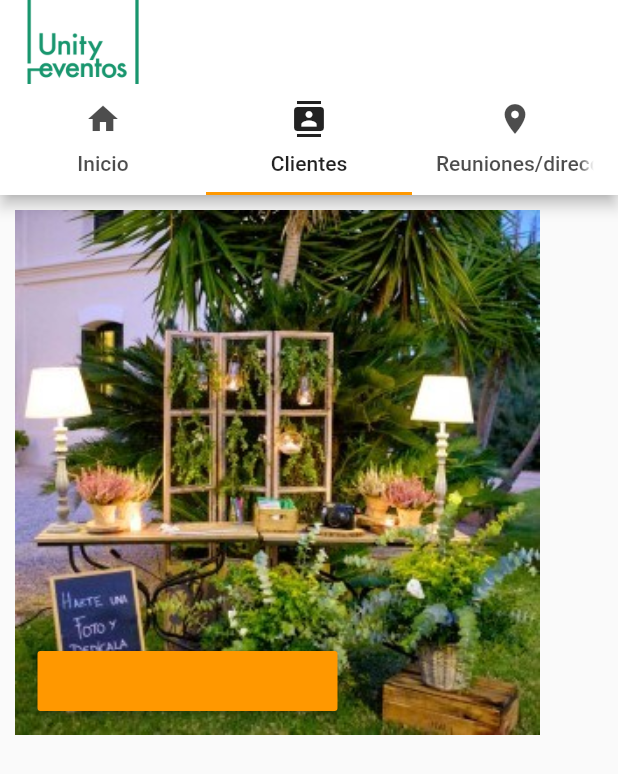
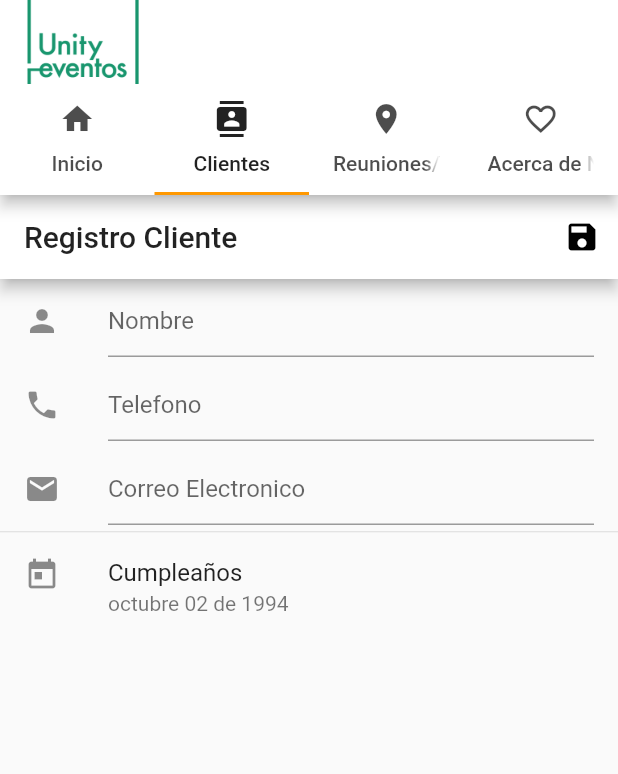
Before and after one commit to RousNoe/orgEventosFlutter, a Flutter app: the screen it shows after launch, tab 2 chosen, on a phone screen of 412 x 824 dp. Shown: the top 774 px of the screen. Run offline on Flutter 3.47's test engine with Material 2 defaults, Android fonts, the phone set to English and light mode, and no system bars.

Commit message:
Completo <Acerca de>

```diff
--- a/lib/clientes/clienteTab.dart
+++ b/lib/clientes/clienteTab.dart
@@ -4,38 +4,57 @@ class ClienteTab extends StatelessWidget {
   @override
   Widget build(BuildContext context) {
     return Scaffold(
-      body: Stack(
+      appBar: AppBar(
+        title: Text("Registro Cliente"),
+        actions: <Widget>[
+          new IconButton(icon: const Icon(Icons.save),
+              onPressed: (){},
+          )
+        ],
+      ),
+
+      body: new Column(
         children: <Widget>[
-          //*Agregamos una imagen
-          Container(
-            margin: const EdgeInsets.all(10.0),
-            width: 350.0,
-            height: 350,
-            decoration: BoxDecoration(
-              image: DecorationImage(
-                  image: AssetImage("assets/servicios/mas.jpg"),
-                fit: BoxFit.cover
-              ),
+          ListTile(
+            leading: const Icon(Icons.person),
+            title: TextField(
+              decoration: InputDecoration(
+                hintText: "Nombre",
+
+              ) ,
             ),
           ),
-          //final de la imagen una imagen
-          Container(
-            margin: const EdgeInsets.only(top: 300.0,left:25.0 ),
-            child: RaisedButton(
-              padding: const EdgeInsets.only(top: 20,left: 100,right: 100,bottom: 20),
-                textColor: Colors.black,
-                color: Colors.orange,
-                onPressed: (){//click cunado lo precionamos
-                Scaffold
-                    .of(context)
-                    .showSnackBar(SnackBar(content: Text("hola noemi")));
-                }
-            ) ,
+          ListTile(
+            leading: const Icon(Icons.phone),
+            title: TextField(
+              decoration: InputDecoration(
+                hintText: "Telefono",
+
+              ) ,
+            ),
           ),
+          ListTile(
+            leading: const Icon(Icons.email),
+            title: TextField(
+              decoration: InputDecoration(
+                hintText: "Correo Electronico",
+
+              ) ,
+            ),
+          ),
+          const Divider(
+            height: 1.0,
+          ),
+          ListTile(
+            leading: const Icon(Icons.today),
+            title: Text("Cumpleaños"),
+            subtitle: const Text("octubre 02 de 1994"),
+          )
 
         ],
       ),
 
+
     );
   }
 }
--- a/lib/main.dart
+++ b/lib/main.dart
@@ -1,6 +1,8 @@
 import 'package:eventos_app/clientes/clienteTab.dart';
 import 'package:flutter/material.dart';
 import 'package:eventos_app/principal/evento.dart';
+import 'package:eventos_app/reuniones/reuniones.dart';
+import 'package:eventos_app/nosotros/AcercaNosatros.dart';
 
 void main() => runApp(MyApp());
 
@@ -8,7 +10,7 @@ class MyApp extends StatelessWidget {
   @override
   Widget build(BuildContext context) {
     final Tabcontroller = new DefaultTabController(
-        length: 3,
+        length: 4,
         child: Scaffold(
           appBar: AppBar(
             title: Image.asset("assets/images/logo.jpg",height: 80.0),
@@ -19,6 +21,7 @@ class MyApp extends StatelessWidget {
                 Tab(icon: Icon(Icons.home),text: "Inicio"),
                 Tab(icon: Icon(Icons.contacts),text: "Clientes"),
                 Tab(icon: Icon(Icons.place),text: "Reuniones/direccion"),
+                Tab(icon: Icon(Icons.favorite_border),text: "Acerca de Nosotros"),
               ],
             ),
           ),
@@ -26,6 +29,9 @@ class MyApp extends StatelessWidget {
               children: <Widget>[
                 Eventos(),
                 ClienteTab(),
+                Reuniones(),
+                AcercaNosotros(),
+
 
               ],
               ),
--- a/lib/principal/evento.dart
+++ b/lib/principal/evento.dart
@@ -10,6 +10,7 @@ class Eventos extends StatelessWidget {
         body: Container(
           margin: EdgeInsets.symmetric(vertical: 20.0),
           height: 300,
+          child: Center(
             child: ListView(
               scrollDirection: Axis.horizontal,
               children: <Widget>[
@@ -23,6 +24,7 @@ class Eventos extends StatelessWidget {
                 ListEventos("assets/servicios/mas.jpg","Y mucho mas...","Bodas & Eventos"),
               ],
             ),
+          ),
 
          ),
 
```
Also changed, not shown: lib/nosotros/AcercaNosatros.dart (added, +38 -0 lines), lib/reuniones/reuniones.dart (added, +41 -0 lines). Lines whose indentation alone changed are shown as unchanged.
